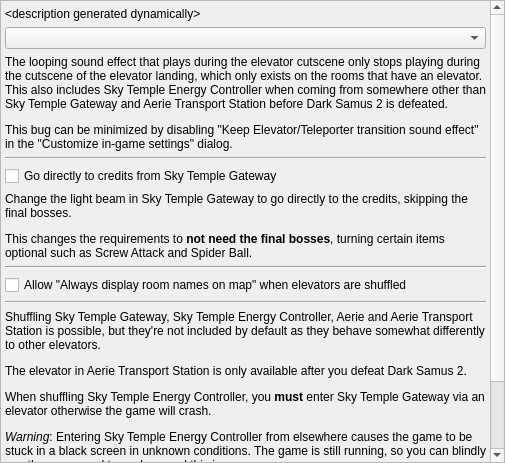
randovania/randovania, file randovania/gui/ui_files/preset_elevators.ui: the form before one commit.
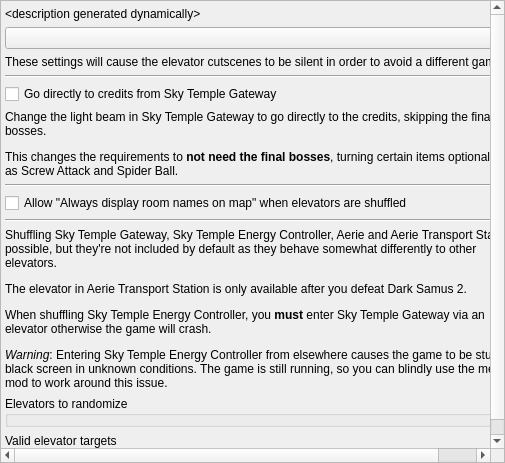
The form after the commit. Custom widgets are drawn as their Qt base class.

Diff of the .ui file:
```diff
--- a/randovania/gui/ui_files/preset_elevators.ui
+++ b/randovania/gui/ui_files/preset_elevators.ui
@@ -76,10 +76,7 @@
         <item>
          <widget class="QLabel" name="elevators_help_sound_bug_label">
           <property name="text">
-           <string>&lt;html&gt;&lt;head/&gt;&lt;body&gt;&lt;p&gt;The looping sound effect that plays during the elevator cutscene only stops playing during the cutscene of the elevator landing, which only exists on the rooms that have an elevator. This also includes Sky Temple Energy Controller when coming from somewhere other than Sky Temple Gateway and Aerie Transport Station before Dark Samus 2 is defeated.&lt;/p&gt;&lt;p&gt;This bug can be minimized by disabling &amp;quot;Keep Elevator/Teleporter transition sound effect&amp;quot; in the &amp;quot;Customize in-game settings&amp;quot; dialog.&lt;/p&gt;&lt;/body&gt;&lt;/html&gt;</string>
-          </property>
-          <property name="wordWrap">
-           <bool>true</bool>
+           <string>These settings will cause the elevator cutscenes to be silent in order to avoid a different game bug.</string>
           </property>
          </widget>
         </item>
```
